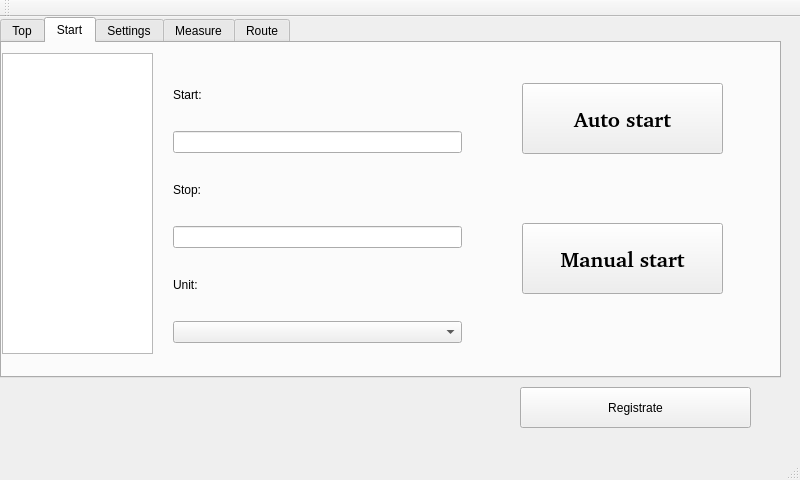
First picture: the form in Client/carmainwindow.ui, repository ArtemD/SpeedFreak, before the edit.
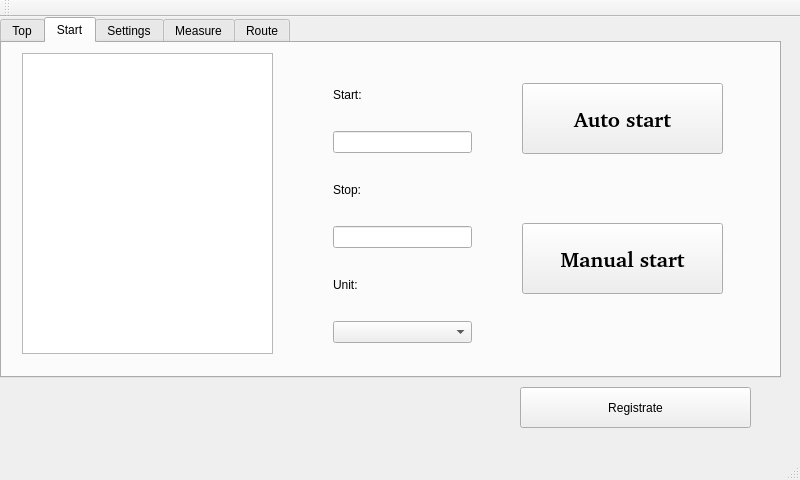
Second picture: the form after the edit. The open tabs and pages were chosen to show the change.

Commit message: Added to GUI an info label and feeding text into it.

Diff of the .ui file:
```diff
--- a/Client/carmainwindow.ui
+++ b/Client/carmainwindow.ui
@@ -127,9 +127,9 @@
      <widget class="QListView" name="listViewStartTabAccelerationCategories">
       <property name="geometry">
        <rect>
-        <x>0</x>
+        <x>20</x>
         <y>10</y>
-        <width>151</width>
+        <width>251</width>
         <height>301</height>
        </rect>
       </property>
@@ -137,9 +137,9 @@
      <widget class="QWidget" name="layoutWidget">
       <property name="geometry">
        <rect>
-        <x>160</x>
+        <x>320</x>
         <y>10</y>
-        <width>311</width>
+        <width>161</width>
         <height>301</height>
        </rect>
       </property>
```
Left out of the diff: 21 changed lines with no effect on the pictures. The commit also changes 3 other files.
